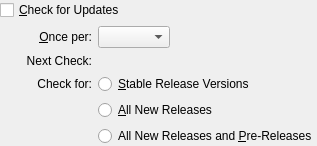
Above: src/VBox/Frontends/VirtualBox/src/settings/global/UIGlobalSettingsUpdate.ui from pop-os/virtualbox before the change. Below: the same form after it.
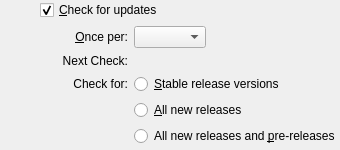
That is the form after the change.

Patch:
```diff
--- a/src/VBox/Frontends/VirtualBox/src/settings/global/UIGlobalSettingsUpdate.ui
+++ b/src/VBox/Frontends/VirtualBox/src/settings/global/UIGlobalSettingsUpdate.ui
@@ -14,43 +14,64 @@
  </comment>
  <class>UIGlobalSettingsUpdate</class>
  <widget class="QWidget" name="UIGlobalSettingsUpdate">
+  <property name="geometry">
+   <rect>
+    <x>0</x>
+    <y>0</y>
+    <width>300</width>
+    <height>150</height>
+   </rect>
+  </property>
   <layout class="QGridLayout">
    <property name="margin">
     <number>0</number>
    </property>
-   <item row="0" column="0" colspan="2">
-    <widget class="QCheckBox" name="m_pCheckBoxUpdate">
-     <property name="whatsThis">
-      <string>When checked, the application will periodically connect to the VirtualBox website and check whether a new VirtualBox version is available.</string>
-     </property>
-     <property name="text">
-      <string>&amp;Check for Updates</string>
-     </property>
-    </widget>
-   </item>
-   <item row="1" column="0">
-    <spacer>
-     <property name="orientation">
-      <enum>Qt::Horizontal</enum>
-     </property>
-     <property name="sizeType">
-      <enum>QSizePolicy::Fixed</enum>
-     </property>
-     <property name="sizeHint">
-      <size>
-       <width>20</width>
-       <height>0</height>
-      </size>
-     </property>
-    </spacer>
-   </item>
-   <item row="1" column="1">
-    <widget class="QWidget" name="m_pContainerUpdate">
-     <layout class="QGridLayout" name="m_pContainerLayoutUpdate">
-      <property name="margin">
-       <number>0</number>
-      </property>
       <item row="0" column="0">
+    <spacer>
+     <property name="orientation">
+      <enum>Qt::Horizontal</enum>
+     </property>
+     <property name="sizeType">
+      <enum>QSizePolicy::Fixed</enum>
+     </property>
+     <property name="sizeHint">
+      <size>
+       <width>40</width>
+       <height>20</height>
+      </size>
+     </property>
+    </spacer>
+   </item>
+   <item row="0" column="1" colspan="4">
+    <widget class="QCheckBox" name="m_pEnableUpdateCheckbox">
+     <property name="whatsThis">
+      <string>When checked, the application will periodically connect to the VirtualBox website and check whether a new VirtualBox version is available.</string>
+     </property>
+     <property name="text">
+      <string>&amp;Check for updates</string>
+     </property>
+     <property name="checked">
+      <bool>true</bool>
+     </property>
+    </widget>
+   </item>
+   <item row="1" column="1" rowspan="2">
+    <spacer>
+     <property name="orientation">
+      <enum>Qt::Horizontal</enum>
+     </property>
+     <property name="sizeType">
+      <enum>QSizePolicy::Fixed</enum>
+     </property>
+     <property name="sizeHint">
+      <size>
+       <width>16</width>
+       <height>0</height>
+      </size>
+     </property>
+    </spacer>
+   </item>
+   <item row="1" column="2">
        <widget class="QLabel" name="m_pUpdatePeriodLabel">
         <property name="text">
          <string>&amp;Once per:</string>
@@ -59,26 +80,18 @@
          <set>Qt::AlignRight|Qt::AlignTrailing|Qt::AlignVCenter</set>
         </property>
         <property name="buddy">
-         <cstring>m_pComboBoxUpdatePeriod</cstring>
+      <cstring>m_pUpdatePeriodCombo</cstring>
         </property>
        </widget>
       </item>
-      <item row="0" column="1">
-       <layout class="QHBoxLayout">
-        <item>
-         <widget class="QComboBox" name="m_pComboBoxUpdatePeriod">
+   <item row="1" column="3">
+    <widget class="QComboBox" name="m_pUpdatePeriodCombo">
           <property name="whatsThis">
            <string>Specifies how often the new version check should be performed. Note that if you want to completely disable this check, just clear the above check box.</string>
           </property>
-          <property name="sizePolicy">
-           <sizepolicy vsizetype="Fixed" hsizetype="Minimum">
-            <horstretch>0</horstretch>
-            <verstretch>0</verstretch>
-           </sizepolicy>
-          </property>
-         </widget>
-        </item>
-        <item>
+    </widget>
+   </item>
+   <item row="1" column="4">
          <spacer>
           <property name="orientation">
            <enum>Qt::Horizontal</enum>
@@ -91,10 +104,14 @@
           </property>
          </spacer>
         </item>
-       </layout>
-      </item>
-      <item row="1" column="0">
+   <item row="2" column="2">
        <widget class="QLabel" name="m_pUpdateDateLabel">
+     <property name="sizePolicy">
+      <sizepolicy vsizetype="Preferred" hsizetype="Preferred">
+       <horstretch>0</horstretch>
+       <verstretch>0</verstretch>
+      </sizepolicy>
+     </property>
         <property name="text">
          <string>Next Check:</string>
         </property>
@@ -103,11 +120,24 @@
         </property>
        </widget>
       </item>
-      <item row="1" column="1">
-       <widget class="QLabel" name="m_pUpdateDateText"/>
-      </item>
-      <item row="2" column="0">
+   <item row="2" column="3" colspan="2">
+    <widget class="QLabel" name="m_pUpdateDateText">
+     <property name="sizePolicy">
+      <sizepolicy vsizetype="Preferred" hsizetype="Expanding">
+       <horstretch>0</horstretch>
+       <verstretch>0</verstretch>
+      </sizepolicy>
+     </property>
+    </widget>
+   </item>
+   <item row="3" column="2">
        <widget class="QLabel" name="m_pUpdateFilterLabel">
+     <property name="sizePolicy">
+      <sizepolicy vsizetype="Preferred" hsizetype="Preferred">
+       <horstretch>0</horstretch>
+       <verstretch>0</verstretch>
+      </sizepolicy>
+     </property>
         <property name="text">
          <string>Check for:</string>
         </property>
@@ -116,40 +146,37 @@
         </property>
        </widget>
       </item>
-      <item row="2" column="1">
-       <widget class="QRadioButton" name="m_pRadioUpdateFilterStable">
+   <item row="3" column="3" colspan="2">
+    <widget class="QRadioButton" name="m_pUpdateFilterStableRadio">
         <property name="whatsThis">
          <string>&lt;p>Choose this if you only wish to be notified about stable updates to VirtualBox.&lt;/p></string>
         </property>
         <property name="text">
-         <string>&amp;Stable Release Versions</string>
+      <string>&amp;Stable release versions</string>
         </property>
        </widget>
       </item>
-      <item row="3" column="1">
-       <widget class="QRadioButton" name="m_pRadioUpdateFilterEvery">
+   <item row="4" column="3" colspan="2">
+    <widget class="QRadioButton" name="m_pUpdateFilterEveryRadio">
         <property name="whatsThis">
          <string>&lt;p>Choose this if you wish to be notified about all new VirtualBox releases.&lt;/p></string>
         </property>
         <property name="text">
-         <string>&amp;All New Releases</string>
+      <string>&amp;All new releases</string>
         </property>
        </widget>
       </item>
-      <item row="4" column="1">
-       <widget class="QRadioButton" name="m_pRadioUpdateFilterBetas">
+   <item row="5" column="3" colspan="2">
+    <widget class="QRadioButton" name="m_pUpdateFilterBetasRadio">
         <property name="whatsThis">
          <string>&lt;p>Choose this to be notified about all new VirtualBox releases and pre-release versions of VirtualBox.&lt;/p></string>
         </property>
         <property name="text">
-         <string>All New Releases and &amp;Pre-Releases</string>
+      <string>All new releases and &amp;pre-releases</string>
         </property>
        </widget>
       </item>
-     </layout>
-    </widget>
-   </item>
-   <item row="2" column="0" colspan="2">
+   <item row="6" column="1" colspan="4">
     <spacer>
      <property name="orientation">
       <enum>Qt::Vertical</enum>
```
Left out of the diff: 16 changed lines with no effect on the pictures. Lines whose indentation alone changed are shown as unchanged.
